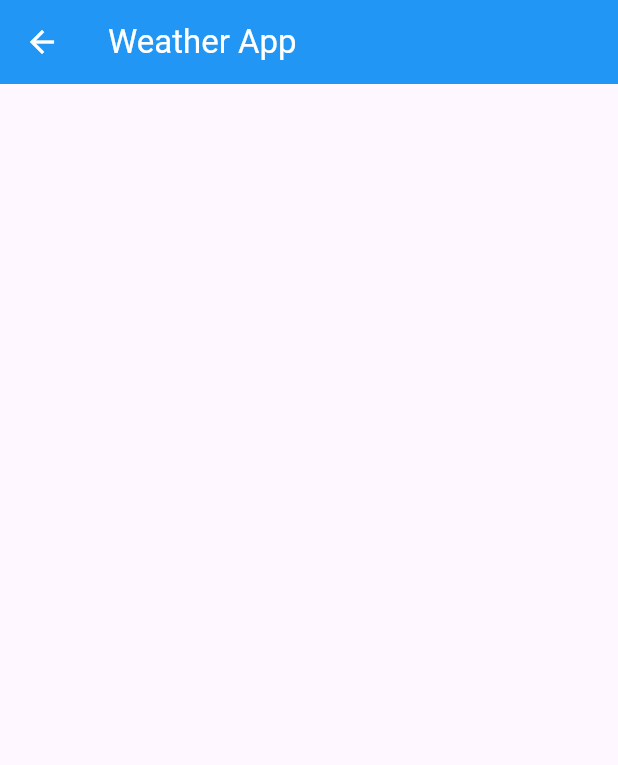
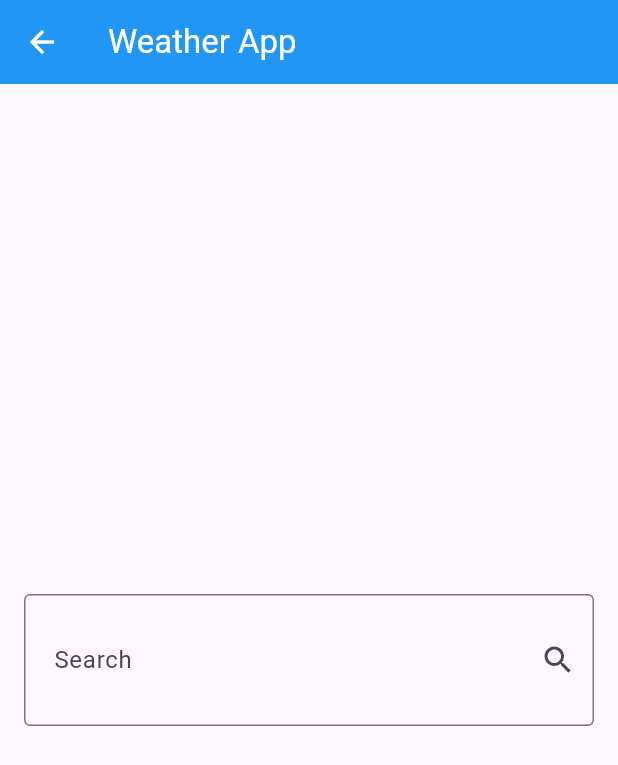
Before and after one commit to salahsaleh1015/-Complete-Flutter-Dart-Development-Course, a Flutter app: the SearchView screen opened directly, on a phone screen of 412 x 824 dp. Shown: the top 765 px of the screen. Run offline on Flutter 3.47's test engine with Material 3 defaults, Android fonts, the phone set to English and light mode, and no system bars; our stand-ins replace audioplayers, dio.

Commit message:
weather app (text field)

```diff
--- a/lib/weather_app/views/search_view.dart
+++ b/lib/weather_app/views/search_view.dart
@@ -1,3 +1,5 @@
+import 'dart:developer';
+
 import 'package:flutter/material.dart';
 
 class SearchView extends StatelessWidget {
@@ -23,6 +25,22 @@ class SearchView extends StatelessWidget {
           ),
         ),
       ),
+      body: Center(
+          child: Padding(
+        padding: const EdgeInsets.all(16.0),
+        child: TextField(
+          onSubmitted: (value) {
+            print(value);
+          },
+          decoration: const InputDecoration(
+              suffixIcon: Icon(Icons.search),
+              contentPadding:
+                  EdgeInsets.symmetric(vertical: 32, horizontal: 16),
+              labelText: 'Search ',
+              hintText: 'Enter city name',
+              border: OutlineInputBorder()),
+        ),
+      )),
     );
   }
 }
```
